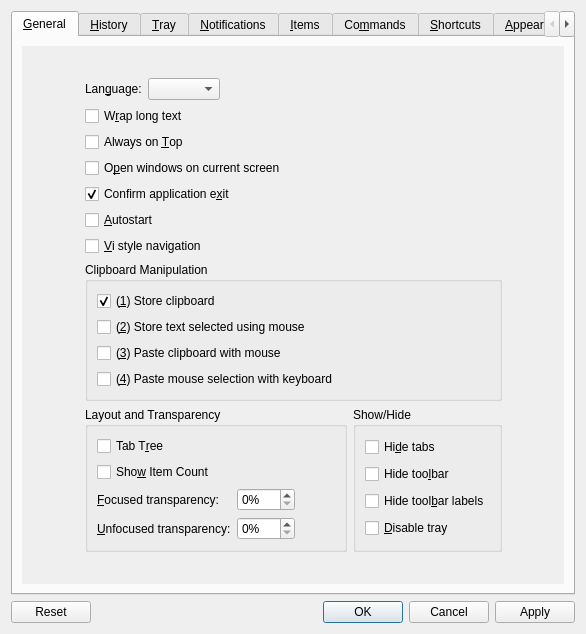
This is src/ui/configurationmanager.ui in hluk/CopyQ as Qt 5 draws it before an edit. The edited form follows.
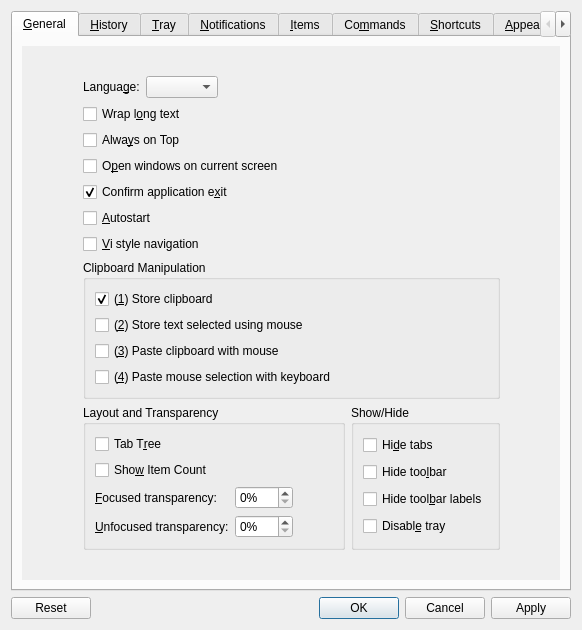
This is the edited form. Custom widgets are drawn as their Qt base class.

What changed in the file:
```diff
--- a/src/ui/configurationmanager.ui
+++ b/src/ui/configurationmanager.ui
@@ -6,8 +6,8 @@
    <rect>
     <x>0</x>
     <y>0</y>
-    <width>586</width>
-    <height>634</height>
+    <width>582</width>
+    <height>630</height>
    </rect>
   </property>
   <property name="minimumSize">
@@ -46,8 +46,8 @@
            <rect>
             <x>0</x>
             <y>0</y>
-            <width>558</width>
-            <height>550</height>
+            <width>554</width>
+            <height>546</height>
            </rect>
           </property>
           <layout class="QHBoxLayout" name="horizontalLayout_15">
@@ -87,7 +87,7 @@
                <item>
                 <widget class="QLabel" name="label">
                  <property name="text">
-                  <string>Lan&amp;guage:</string>
+                  <string>Langua&amp;ge:</string>
                  </property>
                  <property name="buddy">
                   <cstring>comboBoxLanguage</cstring>
@@ -118,7 +118,7 @@
                 <string>Break text if it's too long to fit on line.</string>
                </property>
                <property name="text">
-                <string>W&amp;rap long text</string>
+                <string>Wrap l&amp;ong text</string>
                </property>
               </widget>
              </item>
@@ -128,7 +128,7 @@
                 <string>Keep main window above other windows</string>
                </property>
                <property name="text">
-                <string>Always on &amp;Top</string>
+                <string>Alwa&amp;ys on Top</string>
                </property>
               </widget>
              </item>
@@ -390,7 +390,7 @@
                      <string>Don't show tray icon; minimize window when closed</string>
                     </property>
                     <property name="text">
-                     <string>&amp;Disable tray</string>
+                     <string>Disabl&amp;e tray</string>
                     </property>
                    </widget>
                   </item>
```
Left out of the diff: 22 changed lines with no effect on the pictures.
